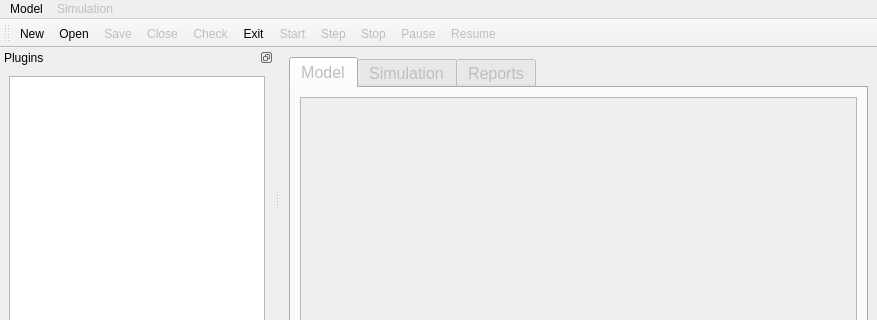
Above: applications/gui/qt/SimpleGUI_QtCreator/SimpleGUI/mainwindow.ui from vits-hugs/Genesys-Simulator before the change; both pictures show x 0 to 877 and y 0 to 320 of the 877 by 606 pixel window. Below: the same form after it.
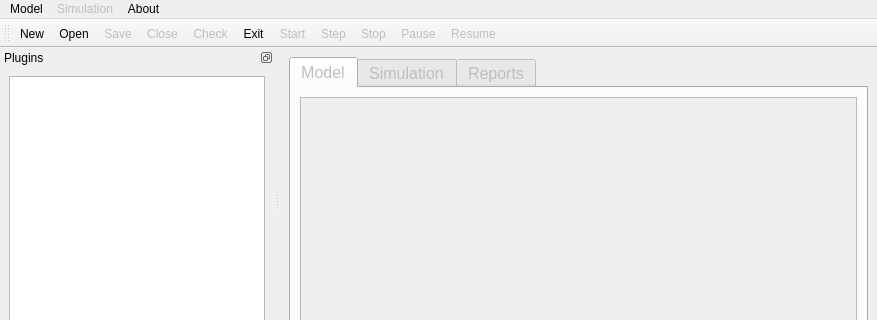
That is the form after the change. The open tabs and pages were chosen to show the change. Icons and pictures are not drawn.

Diff of the .ui file:
```diff
--- a/applications/gui/qt/SimpleGUI_QtCreator/SimpleGUI/mainwindow.ui
+++ b/applications/gui/qt/SimpleGUI_QtCreator/SimpleGUI/mainwindow.ui
@@ -185,8 +185,15 @@
     <addaction name="actionPause"/>
     <addaction name="actionResume"/>
    </widget>
+   <widget class="QMenu" name="menuAbout">
+    <property name="title">
+     <string>About</string>
+    </property>
+    <addaction name="actionAbout"/>
+   </widget>
    <addaction name="menuModel"/>
    <addaction name="menuSimulation"/>
+   <addaction name="menuAbout"/>
   </widget>
   <widget class="QStatusBar" name="statusbar"/>
   <widget class="QToolBar" name="toolBar">
```
Left out of the diff: 9 changed lines with no effect on the pictures.
